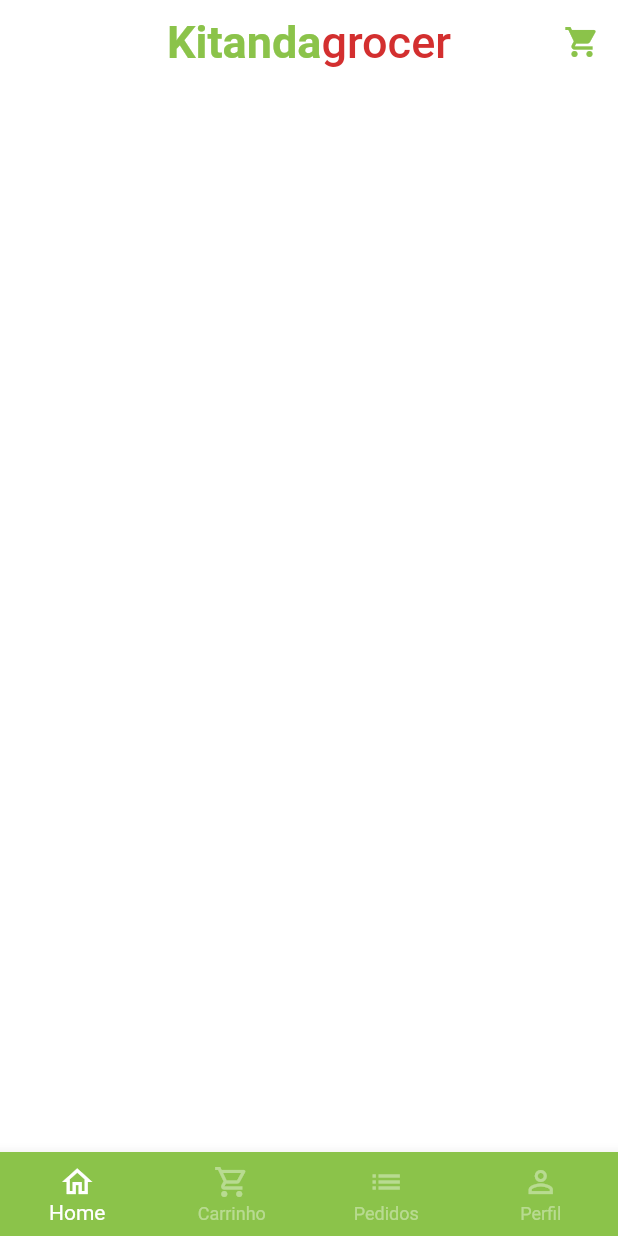
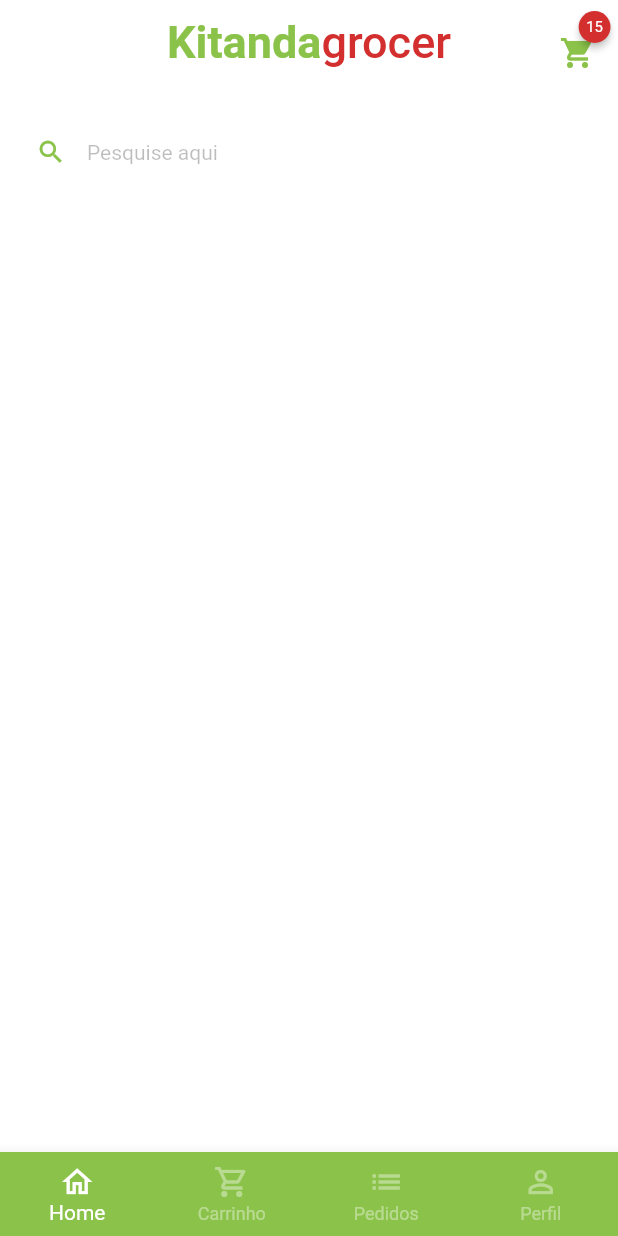
Before and after one commit to watilacosta/kitanda-flutter, a Flutter app: the screen it shows after launch, after a tap on "Entrar", on a phone screen of 412 x 824 dp. Run offline on Flutter 3.47's test engine with Material 2 defaults, Android fonts, the phone set to English and light mode, and no system bars; drawn by our look-alikes of badges; our stand-ins replace animated_text_kit, mask_text_input_formatter.

Commit message:
search field in home tab screen

```diff
--- a/lib/src/home/home_tab.dart
+++ b/lib/src/home/home_tab.dart
@@ -1,3 +1,4 @@
+import 'package:badges/badges.dart';
 import 'package:flutter/material.dart';
 import 'package:kitanda/src/config/custom_colors.dart';
 
@@ -32,18 +33,64 @@
           ),
         ),
         actions: [
-          IconButton(
-            onPressed: () {},
-            icon: Icon(
-              Icons.shopping_cart,
-              color: CustomColors.customSwatchColor,
+          Padding(
+            padding: const EdgeInsets.only(
+              top: 15,
+              right: 15,
+            ),
+            child: GestureDetector(
+              onTap: () {},
+              child: Badge(
+                badgeColor: CustomColors.customContrastColor,
+                badgeContent: const Text(
+                  '15',
+                  style: TextStyle(
+                    color: Colors.white,
+                    fontSize: 10,
+                  ),
+                ),
+                child: Icon(
+                  Icons.shopping_cart,
+                  color: CustomColors.customSwatchColor,
+                ),
+              ),
             ),
           ),
         ],
       ),
 
       // Campo de Pesquisa
-
+      body: Column(
+        children: [
+          Padding(
+            padding: const EdgeInsets.symmetric(
+              horizontal: 10,
+              vertical: 20
+            ),
+            child: TextFormField(
+              decoration: InputDecoration(
+                filled: true,
+                fillColor: Colors.white,
+                isDense: true,
+                hintText: 'Pesquise aqui',
+                hintStyle: const TextStyle(
+                  color: Colors.black26,
+                  fontSize: 14,
+                ),
+                prefixIcon: Icon(
+                  Icons.search,
+                  color: CustomColors.customSwatchColor,
+                  size: 20,
+                ),
+                border: OutlineInputBorder(
+                  borderRadius: BorderRadius.circular(60),
+                  borderSide: BorderSide.none,
+                ),
+              ),
+            ),
+          ),
+        ],
+      ),
       // Categorias
 
       // Grid
--- a/pubspec.yaml
+++ b/pubspec.yaml
@@ -38,6 +38,7 @@
   cupertino_icons: ^1.0.2
   animated_text_kit: ^4.2.2
   mask_text_input_formatter: ^2.4.0
+  badges: ^2.0.3
 
 dev_dependencies:
   flutter_test:
```
Also changed, not shown: pubspec.lock.
